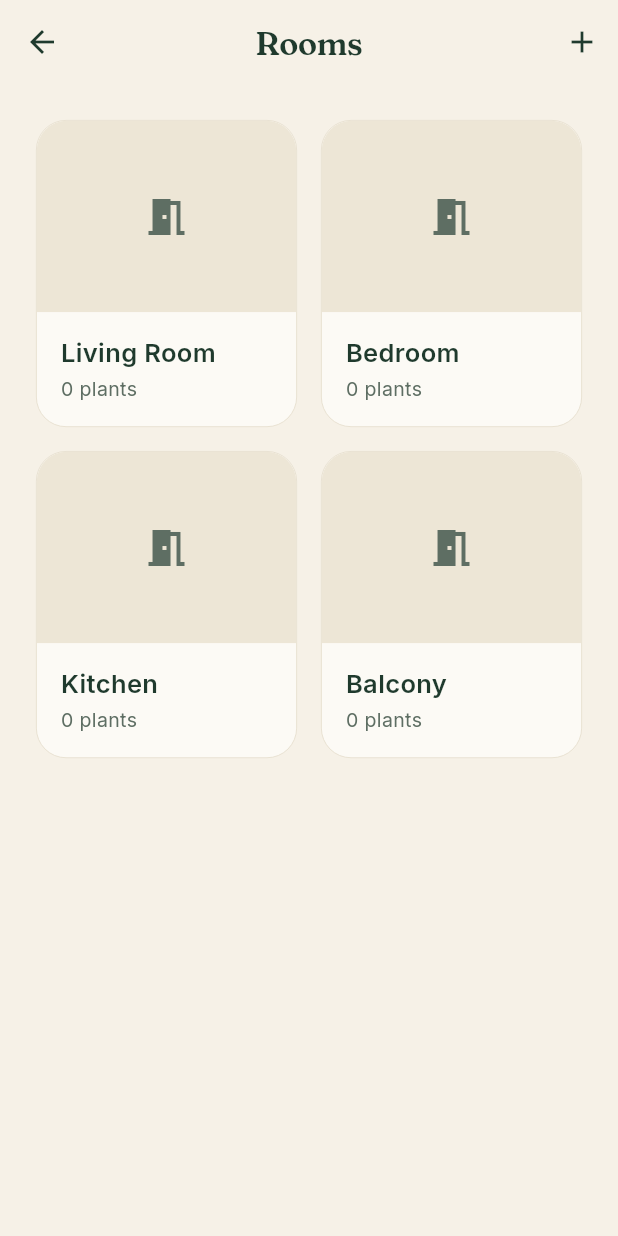
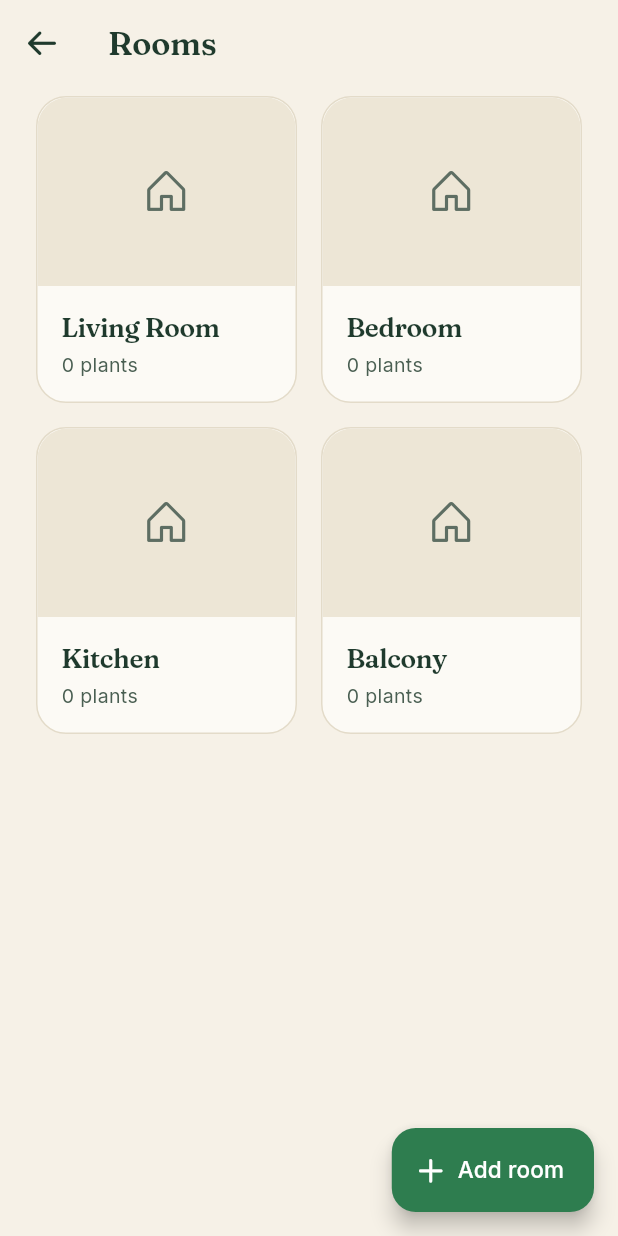
Before and after one commit to zdmgold/growlog, a Flutter app: the RoomsScreen screen opened directly with empty values, on a phone screen of 412 x 824 dp. Run offline on Flutter 3.47's test engine with Material 3 defaults, Android fonts, the phone set to English and light mode, and no system bars; our stand-ins replace camera, file_picker, flutter_local_notifications, flutter_markdown, flutter_secure_storage, google_mobile_ads and 7 more; accounts and stored records are empty; generated files the repository leaves out were written again; network calls fail.

Commit message:
Phase P1: Wishlist and Rooms redesigned; fix: Add wish / Add room were unreachable inside the Garden tabs; room tap now filters the plant list; wishlist items can be removed with undo

```diff
--- a/lib/screens/rooms_screen.dart
+++ b/lib/screens/rooms_screen.dart
@@ -5,6 +5,7 @@ import 'package:uuid/uuid.dart';
 import '../models/room_model.dart';
 import '../providers/plant_provider.dart';
 import '../utils/constants.dart';
+import '../utils/phosphor_icons.dart';
 import '../widgets/room_card.dart';
 
 /// NEW (Phase 5 cont., File 31). Fresh generation — nothing to recover
@@ -15,10 +16,14 @@ class RoomsScreen extends StatelessWidget {
 
   final bool embedded;
 
+  /// Called when a room card is tapped, with the room id.
+  final ValueChanged<String>? onOpenRoom;
+
   const RoomsScreen({
     super.key,
     required this.plantProvider,
     this.embedded = false,
+    this.onOpenRoom,
   });
 
   void _showAddRoomSheet(BuildContext context, {Room? existing}) {
@@ -54,19 +59,24 @@ class RoomsScreen extends StatelessWidget {
                   ),
                 ),
                 const SizedBox(height: AppSpacing.lg),
+                Align(
+                  alignment: Alignment.centerLeft,
+                  child: Text(
+                    existing == null ? 'New room' : 'Edit room',
+                    style: AppTypography.title1.copyWith(
+                      color: isDark
+                          ? AppColors.textPrimaryDark
+                          : AppColors.textPrimary,
+                    ),
+                  ),
+                ),
+                const SizedBox(height: AppSpacing.md),
                 TextField(
                   controller: controller,
                   autofocus: true,
+                  textCapitalization: TextCapitalization.words,
                   decoration: InputDecoration(
-                    hintText: l10n?.roomNameLabel ?? 'Room name',
-                    filled: true,
-                    fillColor: isDark
-                        ? AppColors.bgTertiaryDark
-                        : AppColors.bgTertiary,
-                    border: OutlineInputBorder(
-                      borderRadius: BorderRadius.circular(AppRadii.md),
-                      borderSide: BorderSide.none,
-                    ),
+                    labelText: l10n?.roomNameLabel ?? 'Room name',
                   ),
                 ),
                 const SizedBox(height: AppSpacing.lg),
@@ -98,18 +108,7 @@ class RoomsScreen extends StatelessWidget {
                       }
                       Navigator.pop(sheetContext);
                     },
-                    style: ElevatedButton.styleFrom(
-                      backgroundColor: AppColors.accent,
-                      foregroundColor: Colors.white,
-                      shape: RoundedRectangleBorder(
-                        borderRadius: BorderRadius.circular(AppRadii.md),
-                      ),
-                    ),
-                    child: Text(
-                      l10n?.save ?? 'Save',
-                      style: const TextStyle(
-                          fontSize: 17, fontWeight: FontWeight.w600),
-                    ),
+                    child: Text(l10n?.save ?? 'Save'),
                   ),
                 ),
               ],
@@ -161,42 +160,77 @@ class RoomsScreen extends StatelessWidget {
         return Scaffold(
           backgroundColor:
               isDark ? AppColors.bgPrimaryDark : AppColors.bgPrimary,
-          appBar: embedded ? null : AppBar(
-            backgroundColor: Colors.transparent,
-            elevation: 0,
+          appBar: embedded
+              ? null
+              : AppBar(
+                  automaticallyImplyLeading: false,
                   leading: IconButton(
+                    tooltip: 'Back',
                     icon: Icon(
-                Icons.arrow_back,
-                color:
-                    isDark ? AppColors.textPrimaryDark : AppColors.textPrimary,
+                      PhosphorBold.arrowLeft,
+                      color: isDark
+                          ? AppColors.textPrimaryDark
+                          : AppColors.textPrimary,
                     ),
                     onPressed: () => Navigator.pop(context),
                   ),
-            title: Text(
-              l10n?.roomsTitle ?? 'Rooms',
-              style: AppTypography.title1.copyWith(
-                color:
-                    isDark ? AppColors.textPrimaryDark : AppColors.textPrimary,
+                  title: Text(l10n?.roomsTitle ?? 'Rooms'),
+                ),
+          floatingActionButton: FloatingActionButton.extended(
+            onPressed: () => _showAddRoomSheet(context),
+            backgroundColor: isDark ? AppColors.accentLight : AppColors.accent,
+            foregroundColor: isDark ? AppColors.bgPrimaryDark : Colors.white,
+            icon: const Icon(PhosphorBold.plus, size: 20),
+            label: const Text('Add room'),
+          ),
+          body: rooms.isEmpty
+              ? Center(
+                  child: Padding(
+                    padding: const EdgeInsets.all(AppSpacing.xl),
+                    child: Column(
+                      mainAxisSize: MainAxisSize.min,
+                      children: [
+                        Container(
+                          width: 64,
+                          height: 64,
+                          decoration: BoxDecoration(
+                            color: (isDark ? AppColors.accentLight : AppColors.accent)
+                                .withOpacity(0.14),
+                            shape: BoxShape.circle,
+                          ),
+                          child: Icon(
+                            PhosphorFill.house,
+                            size: 30,
+                            color: isDark ? AppColors.accentLight : AppColors.accent,
                           ),
                         ),
-            centerTitle: true,
-            actions: [
-              IconButton(
-                icon: const Icon(Icons.add),
-                onPressed: () => _showAddRoomSheet(context),
+                        const SizedBox(height: AppSpacing.md),
+                        Text(
+                          'No rooms yet',
+                          style: AppTypography.title1.copyWith(
+                            color: isDark
+                                ? AppColors.textPrimaryDark
+                                : AppColors.textPrimary,
+                          ),
+                        ),
+                        const SizedBox(height: 4),
+                        Text(
+                          'Group plants by where they live, like Kitchen or Balcony.',
+                          textAlign: TextAlign.center,
+                          style: AppTypography.body.copyWith(
+                            color: isDark
+                                ? AppColors.textSecondaryDark
+                                : AppColors.textSecondary,
+                          ),
                         ),
                       ],
                     ),
-          body: rooms.isEmpty
-              ? Center(
-                  child: Text(
-                    l10n?.roomsTitle ?? 'Rooms',
-                    style: AppTypography.body
-                        .copyWith(color: AppColors.textTertiary),
                   ),
                 )
               : GridView.builder(
-                  padding: const EdgeInsets.all(AppSpacing.lg),
+                  padding: const EdgeInsets.fromLTRB(
+                    AppSpacing.lg, AppSpacing.sm, AppSpacing.lg, 112,
+                  ),
                   gridDelegate:
                       const SliverGridDelegateWithFixedCrossAxisCount(
                     crossAxisCount: 2,
@@ -224,7 +258,7 @@ class RoomsScreen extends StatelessWidget {
                             mainAxisSize: MainAxisSize.min,
                             children: [
                               ListTile(
-                                leading: const Icon(Icons.edit),
+                                leading: const Icon(PhosphorRegular.pencilSimple),
                                 title: Text(l10n?.edit ?? 'Edit'),
                                 onTap: () {
                                   Navigator.pop(context);
@@ -232,7 +266,7 @@ class RoomsScreen extends StatelessWidget {
                                 },
                               ),
                               ListTile(
-                                leading: const Icon(Icons.delete,
+                                leading: const Icon(PhosphorRegular.trash,
                                     color: AppColors.error),
                                 title: Text(
                                   l10n?.delete ?? 'Delete',
@@ -263,7 +297,7 @@ class RoomsScreen extends StatelessWidget {
                           room: room,
                           plants: roomPlants,
                           plantProvider: plantProvider,
-                          onTap: () {},
+                          onTap: () => onOpenRoom?.call(room.id),
                         ),
                       ),
                     );
--- a/lib/widgets/room_card.dart
+++ b/lib/widgets/room_card.dart
@@ -4,6 +4,7 @@ import '../models/room_model.dart';
 import '../models/plant_model.dart';
 import '../providers/plant_provider.dart';
 import '../utils/constants.dart';
+import '../utils/phosphor_icons.dart';
 import 'skeleton_loader.dart';
 
 class RoomCard extends StatelessWidget {
@@ -44,7 +45,6 @@ class RoomCard extends StatelessWidget {
               color: isDark
                   ? AppColors.borderSubtleDark
                   : AppColors.borderSubtle,
-              width: 0.5,
             ),
           ),
           child: Column(
@@ -62,9 +62,11 @@ class RoomCard extends StatelessWidget {
                               : AppColors.bgTertiary,
                           child: Center(
                             child: Icon(
-                              Icons.meeting_room,
-                              color: AppColors.textTertiary,
-                              size: 32,
+                              PhosphorRegular.house,
+                              color: isDark
+                                  ? AppColors.textTertiaryDark
+                                  : AppColors.textTertiary,
+                              size: 34,
                             ),
                           ),
                         )
@@ -81,10 +83,11 @@ class RoomCard extends StatelessWidget {
                   children: [
                     Text(
                       room.name,
-                      style: AppTypography.title2.copyWith(
+                      style: AppTypography.title1.copyWith(
                         color: isDark
                             ? AppColors.textPrimaryDark
                             : AppColors.textPrimary,
+                        fontSize: 18,
                       ),
                       maxLines: 1,
                       overflow: TextOverflow.ellipsis,
@@ -93,7 +96,9 @@ class RoomCard extends StatelessWidget {
                     Text(
                       '${plants.length} ${plants.length == 1 ? 'plant' : 'plants'}',
                       style: AppTypography.footnote.copyWith(
-                        color: AppColors.textTertiary,
+                        color: isDark
+                            ? AppColors.textSecondaryDark
+                            : AppColors.textSecondary,
                       ),
                     ),
                   ],
```
Also changed, not shown: lib/screens/garden_screen.dart (+8 -1 lines), lib/screens/wishlist_screen.dart (+122 -89 lines). Lines whose indentation alone changed are shown as unchanged.
